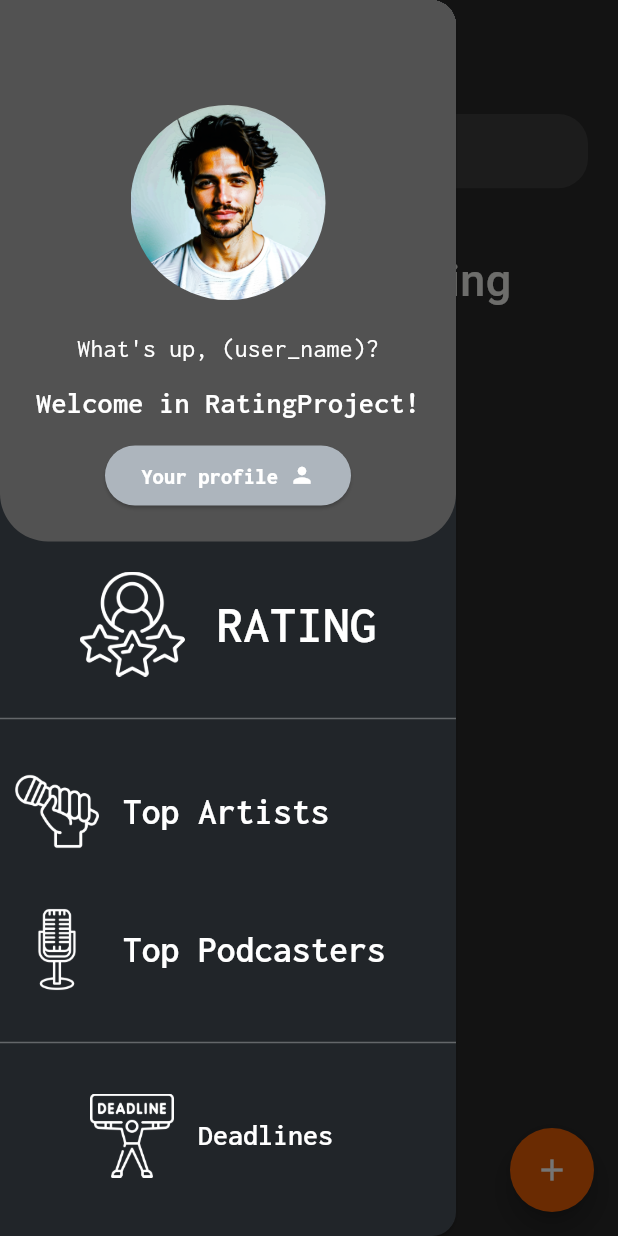
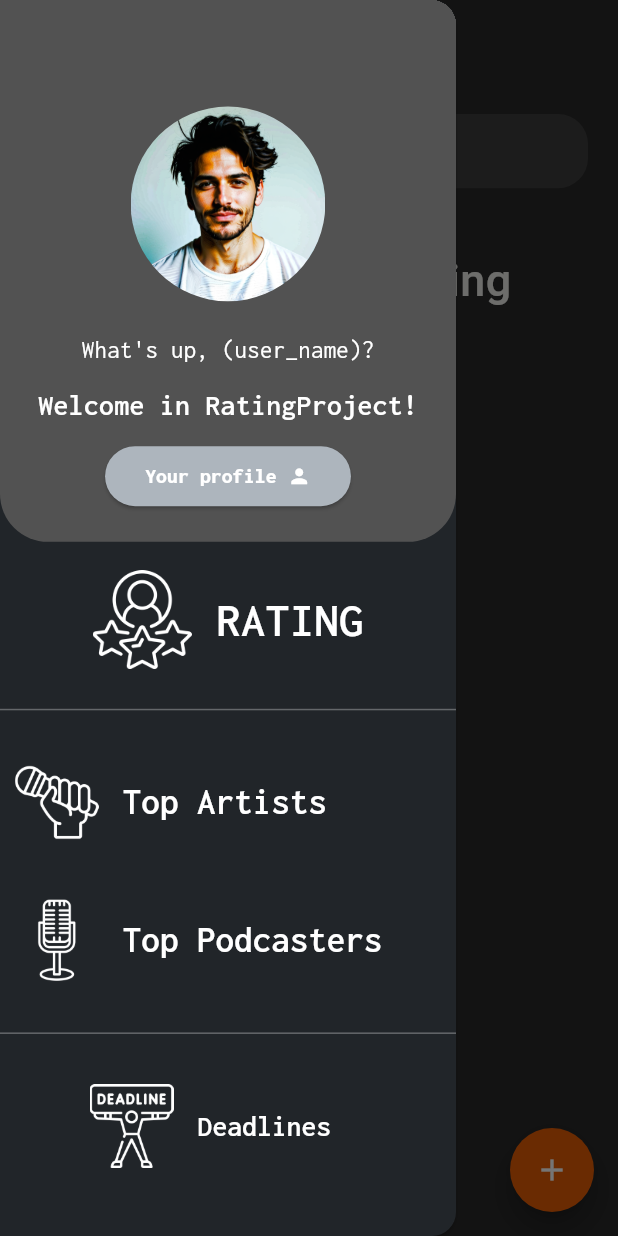
Before and after one commit to KacperMajcher/rating, a Flutter app: the screen it shows once a user with an empty profile is signed in, with the side drawer open, on a phone screen of 412 x 824 dp. Run offline on Flutter 3.47's test engine with Material 3 defaults, Android fonts, the phone set to English and light mode, and no system bars; our stand-ins replace cloud_firestore, dio, firebase_auth, firebase_core, flutter_bloc, freezed_annotation and 4 more; missing offline and left inert: flutterfire_ui; accounts and stored records are empty; generated files the repository leaves out were written again; Roboto replaces fonts that are missing (Sono).

Commit message:
Adjust the widget sizes proportionally to the device screen - CustomDrawer

```diff
--- a/lib/features/widgets/navigation_drawer/build_header.dart
+++ b/lib/features/widgets/navigation_drawer/build_header.dart
@@ -7,9 +7,13 @@ class BuildHeader extends StatelessWidget {
 
   @override
   Widget build(BuildContext context) {
+    final double dw = MediaQuery.of(context).size.width;
+    final double dh = MediaQuery.of(context).size.height;
+
+
     return Container(
       decoration: const ShapeDecoration(
-        color: Color.fromRGBO(82, 82, 82, 1),
+        color: Color(0xFF525252),
         shape: RoundedRectangleBorder(
           borderRadius: BorderRadius.only(
             bottomLeft: Radius.circular(32),
@@ -17,15 +21,13 @@ class BuildHeader extends StatelessWidget {
           ),
         ),
       ),
-      padding: const EdgeInsets.only(top: 40),
+      padding: EdgeInsets.only(top: dh * 0.047),
       child: Column(
         children: [
-          const SizedBox(
-            height: 30,
-          ),
+          SizedBox(height: dh * 0.038),
           Container(
-            width: 130,
-            height: 130,
+            width: dw * 0.315,
+            height: dh * 0.16,
             decoration: const BoxDecoration(
               shape: BoxShape.circle,
               image: DecorationImage(
@@ -34,41 +36,35 @@ class BuildHeader extends StatelessWidget {
               ),
             ),
           ),
-          const SizedBox(
-            height: 20,
-          ),
+          SizedBox(height: dh * .024),
           Center(
             child: Text(
               'What\'s up, (user_name)?',
               style: GoogleFonts.inconsolata(
-                textStyle: const TextStyle(
+                textStyle: TextStyle(
                   color: Colors.white,
-                  fontSize: 17,
+                  fontSize: dh * 0.02,
                   fontWeight: FontWeight.w400,
                 ),
               ),
             ),
           ),
-          const SizedBox(
-            height: 10,
-          ),
+          SizedBox(height: dh * .012),
           Center(
             child: Text(
               'Welcome in RatingProject!',
               style: GoogleFonts.inconsolata(
-                textStyle: const TextStyle(
+                textStyle: TextStyle(
                   color: Colors.white,
-                  fontSize: 20,
+                  fontSize: dh * .024,
                   fontWeight: FontWeight.w600,
                 ),
               ),
             ),
           ),
-          const SizedBox(
-            height: 10,
-          ),
+          SizedBox(height: dh * .012),
           Padding(
-            padding: const EdgeInsets.symmetric(horizontal: 70),
+            padding: EdgeInsets.symmetric(horizontal: dw * 0.17),
             child: ElevatedButton(
               onPressed: () {
                 Navigator.push(
@@ -77,7 +73,7 @@ class BuildHeader extends StatelessWidget {
                 );
               },
               style: ElevatedButton.styleFrom(
-                backgroundColor: const Color.fromRGBO(173, 181, 189, 1),
+                backgroundColor: const Color(0xFFADB5BD),
               ),
               child: Center(
                 child: Row(
@@ -86,26 +82,24 @@ class BuildHeader extends StatelessWidget {
                     Text(
                       'Your profile ',
                       style: GoogleFonts.inconsolata(
-                        textStyle: const TextStyle(
+                        textStyle: TextStyle(
                           color: Colors.white,
-                          fontSize: 15,
+                          fontSize: dh * 0.0175,
                           fontWeight: FontWeight.w800,
                         ),
                       ),
                     ),
-                    const Icon(
+                    Icon(
                       Icons.person,
                       color: Colors.white,
-                      size: 17,
+                      size: dh * 0.019,
                     ),
                   ],
                 ),
               ),
             ),
           ),
-          const SizedBox(
-            height: 20,
-          ),
+          SizedBox(height: dh * .024),
         ],
       ),
     );
--- a/lib/features/widgets/navigation_drawer/build_menu_items.dart
+++ b/lib/features/widgets/navigation_drawer/build_menu_items.dart
@@ -9,8 +9,11 @@ class MenuItems extends StatelessWidget {
 
   @override
   Widget build(BuildContext context) {
+    final double dw = MediaQuery.of(context).size.width;
+    final double dh = MediaQuery.of(context).size.height;
+
     return Wrap(
-      runSpacing: 16,
+      runSpacing: dw * 0.039,
       children: [
         const Divider(
           color: Colors.white30,
@@ -25,9 +28,9 @@ class MenuItems extends StatelessWidget {
             'Top Artists',
           ),
           titleTextStyle: GoogleFonts.inconsolata(
-            textStyle: const TextStyle(
+            textStyle: TextStyle(
               color: Colors.white,
-              fontSize: 25,
+              fontSize: dh * 0.03,
               fontWeight: FontWeight.w600,
             ),
           ),
@@ -39,7 +42,7 @@ class MenuItems extends StatelessWidget {
                   fullscreenDialog: true),
             );
           },
-          contentPadding: const EdgeInsets.all(10),
+          contentPadding: EdgeInsets.all(dh * 0.012),
         ),
         ListTile(
           leading: Image.asset(
@@ -51,9 +54,9 @@ class MenuItems extends StatelessWidget {
             'Top Podcasters',
           ),
           titleTextStyle: GoogleFonts.inconsolata(
-            textStyle: const TextStyle(
+            textStyle: TextStyle(
               color: Colors.white,
-              fontSize: 25,
+              fontSize: dh * 0.03,
               fontWeight: FontWeight.w600,
             ),
           ),
@@ -65,7 +68,7 @@ class MenuItems extends StatelessWidget {
                   fullscreenDialog: true),
             );
           },
-          contentPadding: const EdgeInsets.all(10),
+          contentPadding: EdgeInsets.all(dh * 0.012),
         ),
         const Divider(
           color: Colors.white30,
@@ -80,9 +83,9 @@ class MenuItems extends StatelessWidget {
             'Deadlines',
           ),
           titleTextStyle: GoogleFonts.inconsolata(
-            textStyle: const TextStyle(
+            textStyle: TextStyle(
               color: Colors.white,
-              fontSize: 20,
+              fontSize: dh * 0.024,
               fontWeight: FontWeight.w600,
             ),
           ),
@@ -94,8 +97,8 @@ class MenuItems extends StatelessWidget {
               ),
             );
           },
-          contentPadding:
-              const EdgeInsets.symmetric(horizontal: 60, vertical: 10),
+          contentPadding: EdgeInsets.symmetric(
+              horizontal: dw * 0.145, vertical: dh * 0.012),
         ),
       ],
     );
--- a/lib/features/widgets/navigation_drawer/navigation_drawer.dart
+++ b/lib/features/widgets/navigation_drawer/navigation_drawer.dart
@@ -1,6 +1,6 @@
 import 'package:flutter/material.dart';
 import 'package:rating/features/widgets/navigation_drawer/build_header.dart';
-import 'package:rating/features/widgets/navigation_drawer/build_logo.dart';
+import 'package:rating/features/widgets/navigation_drawer/rating_logo.dart';
 import 'package:rating/features/widgets/navigation_drawer/build_menu_items.dart';
 
 class CustomDrawer extends StatelessWidget {
@@ -8,18 +8,20 @@ class CustomDrawer extends StatelessWidget {
 
   @override
   Widget build(BuildContext context) {
-    return const Drawer(
-      backgroundColor: Color.fromRGBO(33, 37, 41, 1),
+    final double dh = MediaQuery.of(context).size.height;
+
+    return Drawer(
+      backgroundColor: const Color(0xFF212529),
       shadowColor: Colors.black,
       child: SingleChildScrollView(
         child: Column(
           crossAxisAlignment: CrossAxisAlignment.stretch,
           children: <Widget>[
-            BuildHeader(),
-            SizedBox(height: 20),
-            RatingLogo(),
-            SizedBox(height: 20),
-            MenuItems(),
+            const BuildHeader(),
+            SizedBox(height: dh * 0.023),
+            const RatingLogo(),
+            SizedBox(height: dh * 0.023),
+            const MenuItems(),
           ],
         ),
       ),
--- a/lib/features/widgets/navigation_drawer/build_logo.dart
+++ b/lib/features/widgets/navigation_drawer/rating_logo.dart
@@ -6,8 +6,10 @@ class RatingLogo extends StatelessWidget {
 
   @override
   Widget build(BuildContext context) {
+    final double dw = MediaQuery.of(context).size.width;
+    final double dh = MediaQuery.of(context).size.height;
     return Padding(
-      padding: const EdgeInsets.symmetric(horizontal: 32.0),
+      padding: EdgeInsets.symmetric(horizontal: dw * 0.11),
       child: Row(
         mainAxisAlignment: MainAxisAlignment.spaceEvenly,
         children: [
@@ -15,14 +17,14 @@ class RatingLogo extends StatelessWidget {
             'assets/icons/rating.png',
             color: Colors.white,
             fit: BoxFit.cover,
-            width: 70,
+            width: dw * 0.16,
           ),
           Text(
             'RATING',
             style: GoogleFonts.inconsolata(
-              textStyle: const TextStyle(
+              textStyle: TextStyle(
                   color: Colors.white,
-                  fontSize: 35,
+                  fontSize: dh * 0.039,
                   fontWeight: FontWeight.w600),
             ),
           )
```
